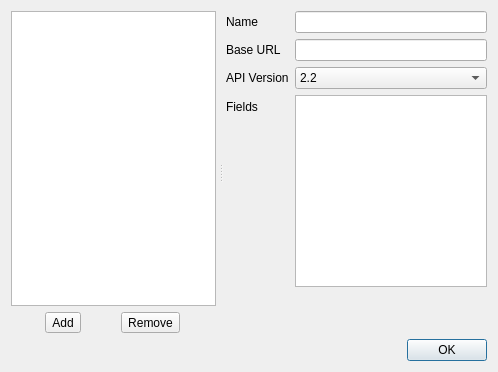
Above: src/main/EndpointConfigEditDlg.ui from volkarts-dev/ML-Reader before the change. Below: the same form after it.
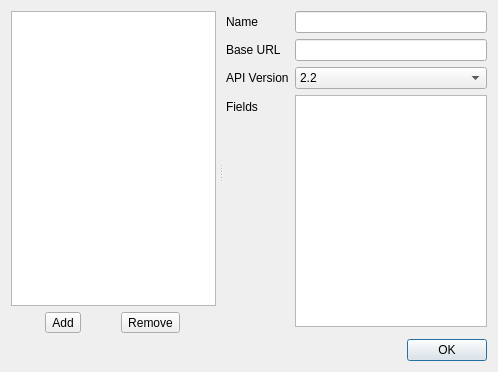
That is the form after the change. Icons and pictures are not drawn. Custom widgets are drawn as their Qt base class.

Commit message: Simplify endpoint's field editor

```diff
--- a/src/main/EndpointConfigEditDlg.ui
+++ b/src/main/EndpointConfigEditDlg.ui
@@ -115,31 +115,6 @@
          <property name="text">
           <string>Fields</string>
          </property>
-         <property name="buddy">
-          <cstring>fields</cstring>
-         </property>
-        </widget>
-       </item>
-       <item row="3" column="1">
-        <widget class="ListWidgetInput" name="fields">
-         <property name="sizePolicy">
-          <sizepolicy hsizetype="Expanding" vsizetype="Maximum">
-           <horstretch>0</horstretch>
-           <verstretch>0</verstretch>
-          </sizepolicy>
-         </property>
-         <property name="dragDropMode">
-          <enum>QAbstractItemView::InternalMove</enum>
-         </property>
-         <property name="defaultDropAction">
-          <enum>Qt::MoveAction</enum>
-         </property>
-         <property name="flow">
-          <enum>QListView::LeftToRight</enum>
-         </property>
-         <property name="isWrapping" stdset="0">
-          <bool>true</bool>
-         </property>
         </widget>
        </item>
        <item row="4" column="1">
@@ -198,6 +173,9 @@
          </item>
         </widget>
        </item>
+       <item row="3" column="1">
+        <widget class="QPlainTextEdit" name="fields"/>
+       </item>
       </layout>
      </widget>
     </widget>
@@ -214,13 +192,6 @@
    </item>
   </layout>
  </widget>
- <customwidgets>
-  <customwidget>
-   <class>ListWidgetInput</class>
-   <extends>QListWidget</extends>
-   <header>ListWidgetInput.h</header>
-  </customwidget>
- </customwidgets>
  <tabstops>
   <tabstop>configsList</tabstop>
   <tabstop>addBtn</tabstop>
```
Left out of the diff: 7 changed lines with no effect on the pictures. The commit also changes 5 other files.
